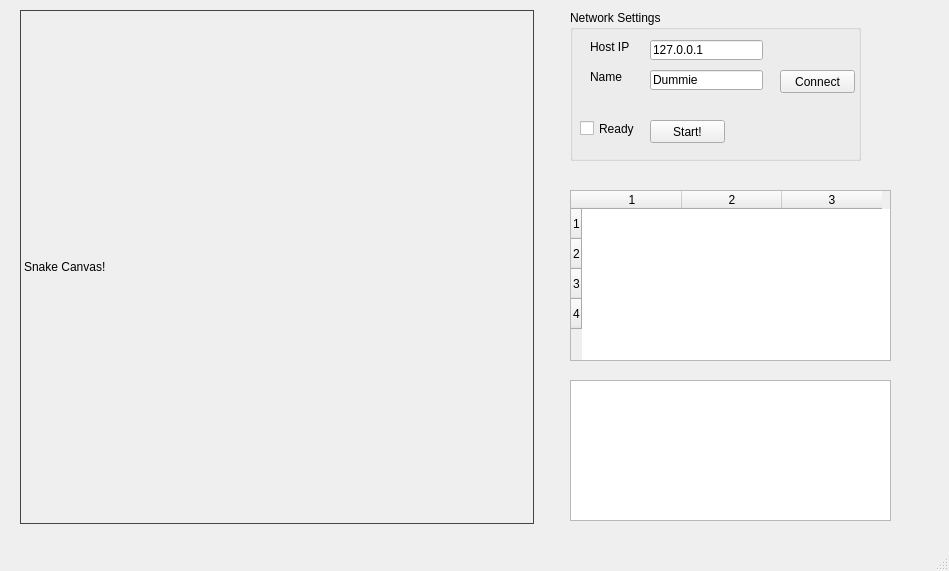
The window that design.ui (ErikBsly/Sneeek) describes before a commit, drawn with Qt 5.
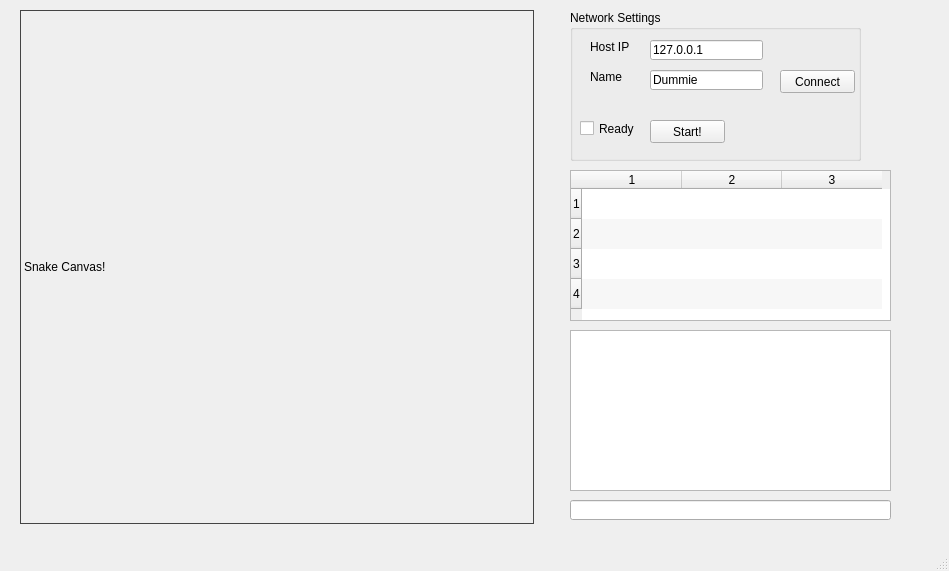
The same window after the commit.

```diff
--- a/design.ui
+++ b/design.ui
@@ -119,14 +119,20 @@
     </widget>
    </widget>
    <widget class="QTableWidget" name="tableWidget_Dashboard">
+    <property name="enabled">
+     <bool>true</bool>
+    </property>
     <property name="geometry">
      <rect>
       <x>570</x>
-      <y>190</y>
+      <y>170</y>
       <width>321</width>
-      <height>171</height>
+      <height>151</height>
      </rect>
     </property>
+    <property name="alternatingRowColors">
+     <bool>true</bool>
+    </property>
     <property name="showGrid">
      <bool>false</bool>
     </property>
@@ -164,9 +170,19 @@
     <property name="geometry">
      <rect>
       <x>570</x>
-      <y>380</y>
+      <y>330</y>
       <width>321</width>
-      <height>141</height>
+      <height>161</height>
+     </rect>
+    </property>
+   </widget>
+   <widget class="QLineEdit" name="lineEditChatline">
+    <property name="geometry">
+     <rect>
+      <x>570</x>
+      <y>500</y>
+      <width>321</width>
+      <height>20</height>
      </rect>
     </property>
    </widget>
```
